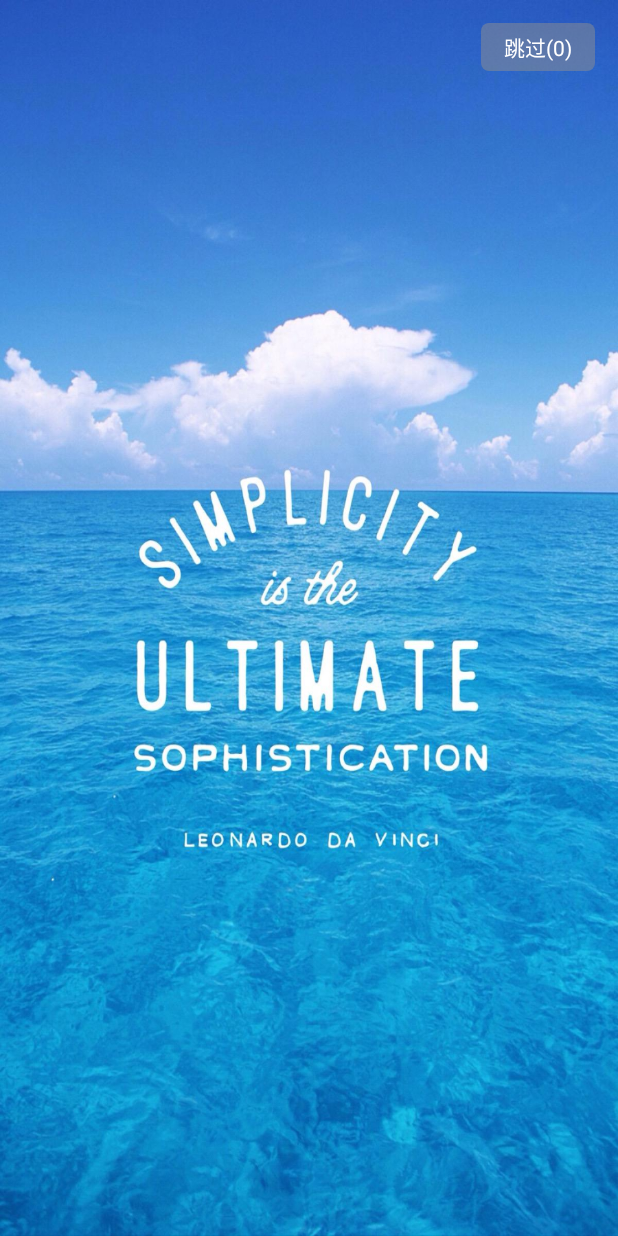
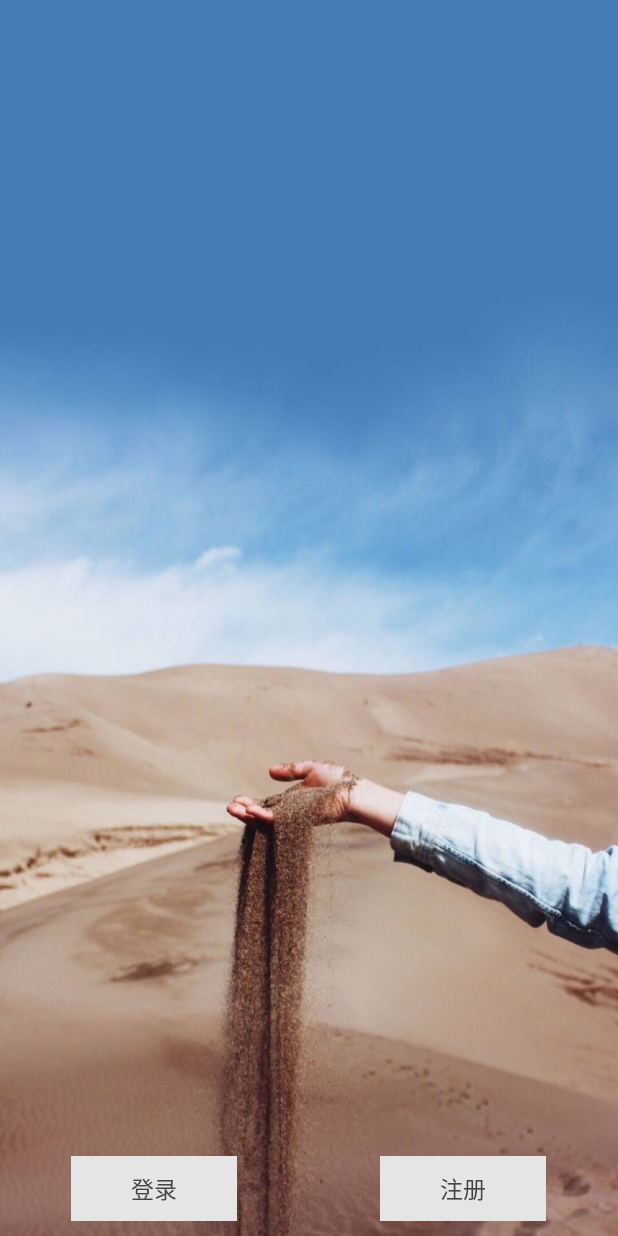
Before and after one commit to bravelee0717/NewsApp, an Android app: the screen it shows after launch (SplashActivity before the commit, RegisterActivity after it), on a phone screen of 412 x 824 dp. Run offline under Robolectric (Android 15) with nearby library versions, the phone set to English and light mode, and no system bars.

Commit message:
add  registeractivity

```diff
--- a/app/src/main/AndroidManifest.xml
+++ b/app/src/main/AndroidManifest.xml
@@ -12,9 +12,10 @@
         android:label="@string/app_name"
         android:supportsRtl="true"
         android:theme="@style/Theme.AppCompat.NoActionBar">
+        <activity android:name=".activity.RegisterActivity"></activity>
         <activity
             android:name=".activity.LoginActivity"
-            android:windowSoftInputMode="stateHidden"></activity>
+            android:windowSoftInputMode="stateHidden" />
         <activity android:name=".activity.MainActivity" />
         <activity android:name=".activity.SplashActivity">
             <intent-filter>
--- /dev/null
+++ b/app/src/main/java/com/example/newsapp/activity/RegisterActivity.java
@@ -0,0 +1,49 @@
+package com.example.newsapp.activity;
+
+
+import android.content.Intent;
+import android.view.View;
+import android.widget.TextView;
+
+import com.example.newsapp.R;
+
+public class RegisterActivity extends BaseActivity implements View.OnClickListener {
+
+    private TextView login_tv;
+
+    private TextView register_tv;
+
+    @Override
+    public int viewById() {
+        return R.layout.activity_register;
+    }
+
+    @Override
+    public void bindView() {
+        login_tv = $(R.id.login_tv);
+        register_tv = $(R.id.register_tv);
+
+        login_tv.setOnClickListener(this);
+        register_tv.setOnClickListener(this);
+    }
+
+    @Override
+    public void afterView() {
+
+
+    }
+
+    @Override
+    public void onClick(View v) {
+        int id = v.getId();
+        if (id == R.id.login_tv) {
+            Intent intent = new Intent(this,LoginActivity.class);
+            startActivity(intent);
+            finish();
+        } else if (id == R.id.register_tv) {
+            Intent intent = new Intent(this,LoginActivity.class);
+            startActivity(intent);
+            finish();
+        }
+    }
+}
--- a/app/src/main/java/com/example/newsapp/activity/SplashActivity.java
+++ b/app/src/main/java/com/example/newsapp/activity/SplashActivity.java
@@ -66,15 +66,15 @@ public class SplashActivity extends AppCompatActivity {
 
     private void start() {
         boolean is_login = SharePreferenceUtil.getInstance(this.getApplicationContext()).getBoolean(StringUtil.IS_LOGIN);
-//        if (is_login) {
-//            Intent intent = new Intent(SplashActivity.this, MainActivity.class);
-//            startActivity(intent);
-//            finish();
-//        } else {
-        Intent intent = new Intent(SplashActivity.this, LoginActivity.class);
-        startActivity(intent);
-        finish();
-//        }
+        if (is_login) {
+            Intent intent = new Intent(SplashActivity.this, MainActivity.class);
+            startActivity(intent);
+            finish();
+        } else {
+            Intent intent = new Intent(SplashActivity.this, RegisterActivity.class);
+            startActivity(intent);
+            finish();
+        }
     }
 
     private void initTimeCount() {
--- /dev/null
+++ b/app/src/main/res/layout/activity_register.xml
@@ -0,0 +1,56 @@
+<?xml version="1.0" encoding="utf-8"?>
+<RelativeLayout xmlns:android="http://schemas.android.com/apk/res/android"
+    android:layout_width="match_parent"
+    android:layout_height="match_parent"
+    android:background="@mipmap/zhuce">
+
+    <LinearLayout
+        android:layout_width="match_parent"
+        android:layout_height="wrap_content"
+        android:layout_alignParentBottom="true"
+        android:layout_marginBottom="10dp"
+        android:orientation="horizontal">
+
+        <LinearLayout
+            android:layout_width="0dp"
+            android:layout_height="wrap_content"
+            android:layout_weight="1"
+            android:gravity="center">
+
+            <TextView
+                android:id="@+id/login_tv"
+                android:layout_width="wrap_content"
+                android:layout_height="wrap_content"
+                android:background="@color/_E5E5E5"
+                android:paddingLeft="40dp"
+                android:paddingTop="10dp"
+                android:paddingRight="40dp"
+                android:paddingBottom="10dp"
+                android:text="登录"
+                android:textColor="@color/_444444"
+                android:textSize="15sp" />
+        </LinearLayout>
+
+        <LinearLayout
+            android:layout_width="0dp"
+            android:layout_height="wrap_content"
+            android:layout_weight="1"
+            android:gravity="center">
+
+            <TextView
+                android:id="@+id/register_tv"
+                android:layout_width="wrap_content"
+                android:layout_height="wrap_content"
+                android:background="@color/_E5E5E5"
+                android:paddingLeft="40dp"
+                android:paddingTop="10dp"
+                android:paddingRight="40dp"
+                android:paddingBottom="10dp"
+                android:text="注册"
+                android:textColor="@color/_444444"
+                android:textSize="15sp" />
+        </LinearLayout>
+
+    </LinearLayout>
+
+</RelativeLayout>
```
Also changed, not shown: app/src/main/res/mipmap-xhdpi/zhuce.jpeg (added).
